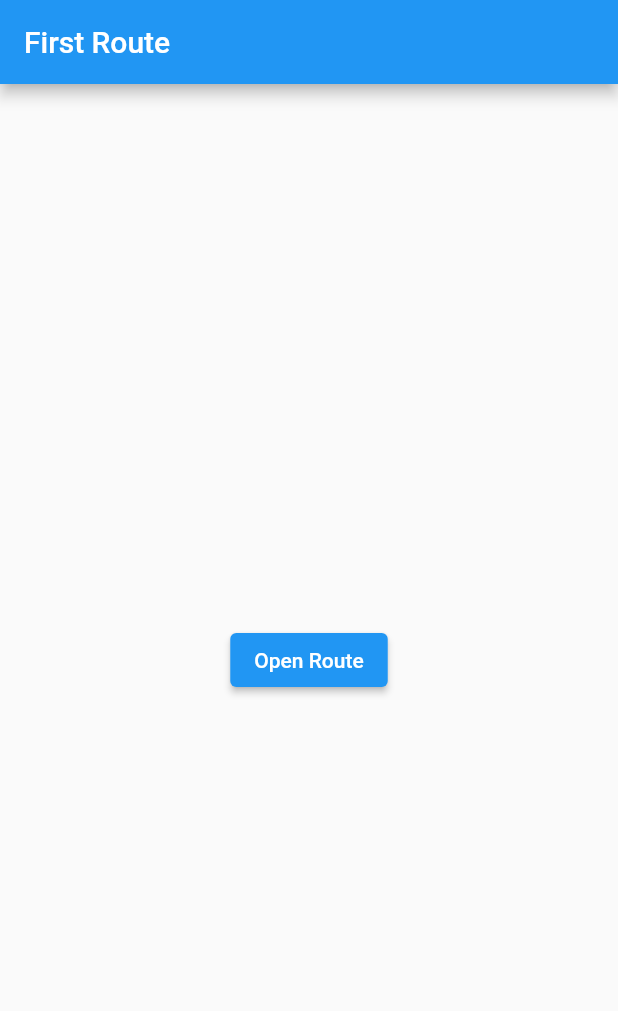
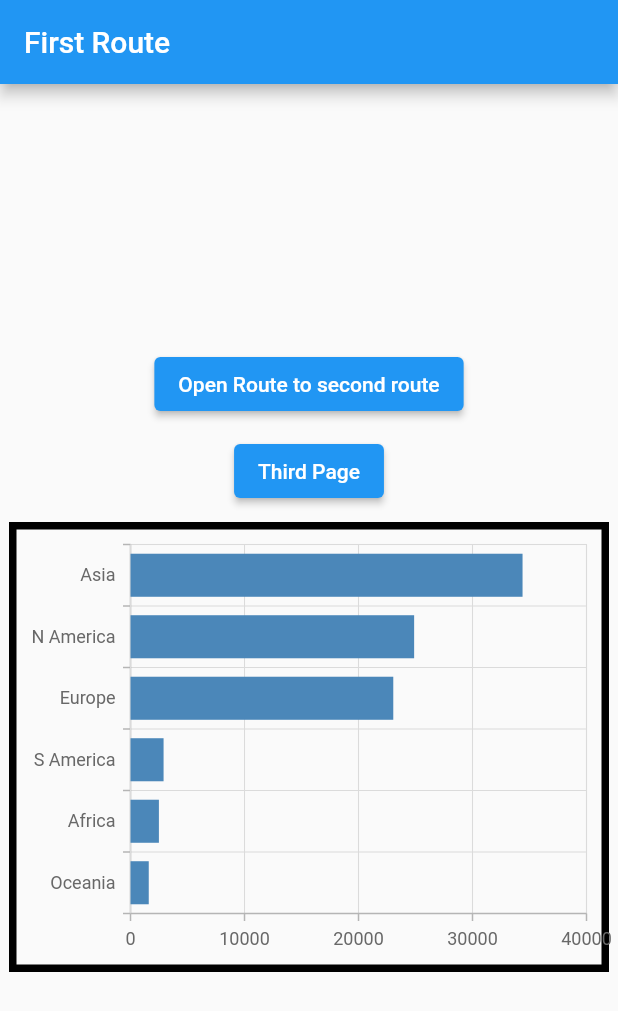
Before and after one commit to Glory-Mal/multi_page_app, a Flutter app: the screen it shows after launch, on a phone screen of 412 x 824 dp. Shown: the top 1011 px of the screen. Run offline on Flutter 3.47's test engine with Material 2 defaults, Android fonts, the phone set to English and light mode, and no system bars; our stand-ins replace syncfusion_flutter_charts.

Commit message:
bar chart and column chart

```diff
--- a/lib/main.dart
+++ b/lib/main.dart
@@ -1,4 +1,6 @@
 import 'package:flutter/material.dart';
+// ignore: depend_on_referenced_packages
+import 'package:syncfusion_flutter_charts/charts.dart';
 
 void main() {
   runApp(const MyApp());
@@ -26,14 +28,31 @@ class FirstRoute extends StatelessWidget {
         title: const Text('First Route'),
       ),
       body: Center(
-        child: ElevatedButton(
-          child: const Text('Open Route'),
+        child: Column(mainAxisAlignment: MainAxisAlignment.center,
+          children: [
+            ElevatedButton(
+              child: const Text('Open Route to second route'),
               onPressed: () {
                 Navigator.push(
                   context,
                   MaterialPageRoute(builder: (context) => const SecondRoute()),
                 );
               },
+            ),
+            const SizedBox(height: 10,),
+            ElevatedButton(
+              child: const Text('Third Page'),
+              onPressed: () {
+                Navigator.push(
+                  context,
+                  MaterialPageRoute(builder: (context) => const Third()),
+
+                );
+              },
+            ),
+            const SizedBox(height: 10,),
+            const BarChart(),
+                ],
         ),
       ),
     );
@@ -51,7 +70,10 @@ class SecondRoute extends StatelessWidget {
         title: const Text('Second Route'),
       ),
       body: Center(
-        child: ElevatedButton(
+        child: Column(mainAxisAlignment: MainAxisAlignment.center,
+          children: [
+            const SizedBox(height: 10,),
+            ElevatedButton(
               style: const ButtonStyle(
                 backgroundColor: MaterialStatePropertyAll(Colors.green),
               ),
@@ -60,7 +82,146 @@ class SecondRoute extends StatelessWidget {
               },
               child: const Text('Go Back'),
             ),
+            const SizedBox(height: 10,),
+            const SalesChart(),
+          ],
+        ),
+
       ),
     );
   }
 }
+
+class SalesChart extends StatefulWidget {
+  const SalesChart({Key? key}) : super(key: key);
+
+  @override
+  State<SalesChart> createState() => _SalesChartState();
+}
+
+class _SalesChartState extends State<SalesChart> {
+
+  late List<SalesData> _chartData;
+
+  @override
+  void initState() {
+    _chartData = getChartData();
+    super.initState();
+  }
+
+  @override
+  Widget build(BuildContext context) {
+    return Container(width: 400,
+        height: 300,
+        decoration: BoxDecoration(border: Border.all(width: 5.0, color: Colors.black)),
+        child: SfCartesianChart(
+            series: <ChartSeries>[ColumnSeries<SalesData, double>(dataSource: _chartData,
+                xValueMapper: (SalesData sales, _) => sales.year,
+                yValueMapper: (SalesData sales, _) => sales.sales)],
+        ),);
+  }
+
+  List<SalesData> getChartData() {
+    final List<SalesData> chartData = [
+      SalesData(2017, 25),
+      SalesData(2018, 12),
+      SalesData(2019, 24),
+      SalesData(2020, 18),
+      SalesData(2021, 30)
+    ];
+    return chartData;
+  }
+}
+
+class SalesData {
+  SalesData(this.year, this.sales);
+  final double year;
+  final double sales;
+}
+
+class Third extends StatelessWidget {
+  const Third({Key? key}) : super(key: key);
+
+  @override
+  Widget build(BuildContext context) {
+    return Scaffold(
+      appBar: AppBar(backgroundColor: Colors.red,
+        title: const Text('Third page'),
+      ),
+      body: Center(
+        child: Column(mainAxisAlignment: MainAxisAlignment.center,
+          children: [
+            const Text('hi'),
+            ElevatedButton(
+              style: const ButtonStyle(
+                backgroundColor: MaterialStatePropertyAll(Colors.red),
+              ),
+              onPressed: () {
+                Navigator.pop(context);
+              },
+              child: const Text('Go Back'),
+            ),
+
+          ],
+        ),
+      ),
+    );
+  }
+}
+
+class BarChart extends StatefulWidget {
+  const BarChart({Key? key}) : super(key: key);
+
+  @override
+  State<BarChart> createState() => _BarChartState();
+}
+
+class _BarChartState extends State<BarChart> {
+
+  late List<GDPData> _chartData;
+
+  @override
+  void initState() {
+    _chartData = getChartData();
+    super.initState();
+  }
+
+  @override
+  Widget build(BuildContext context) {
+    return Container(width: 400,
+            height: 300,
+            decoration: BoxDecoration(border: Border.all(width: 5.0, color: Colors.black)),
+            child: SfCartesianChart(
+              series:  <ChartSeries>[
+                BarSeries<GDPData, String>(dataSource: _chartData,
+                xValueMapper: (GDPData gdp, _) => gdp.continent,
+                yValueMapper: (GDPData gdp, _) => gdp.gdp,),
+
+
+
+              ],
+              primaryXAxis: CategoryAxis(),
+            ),);
+
+
+  }
+
+  List<GDPData> getChartData() {
+    final List<GDPData> chartData = [
+      GDPData('Oceania', 1600),
+      GDPData('Africa', 2490),
+      GDPData('S America', 2900),
+      GDPData('Europe', 23050),
+      GDPData('N America', 24880),
+      GDPData('Asia', 34390),
+    ];
+    return chartData;
+  }
+
+}
+
+class GDPData {
+  GDPData(this.continent, this.gdp);
+  final String continent;
+  final double gdp;
+}
--- a/pubspec.yaml
+++ b/pubspec.yaml
@@ -40,7 +40,7 @@ dependencies:
 dev_dependencies:
   flutter_test:
     sdk: flutter
-
+  syncfusion_flutter_charts: ^21.1.35
   # The "flutter_lints" package below contains a set of recommended lints to
   # encourage good coding practices. The lint set provided by the package is
   # activated in the `analysis_options.yaml` file located at the root of your
```
Also changed, not shown: lib/third.dart (deleted), pubspec.lock. Lines whose indentation alone changed are shown as unchanged.
